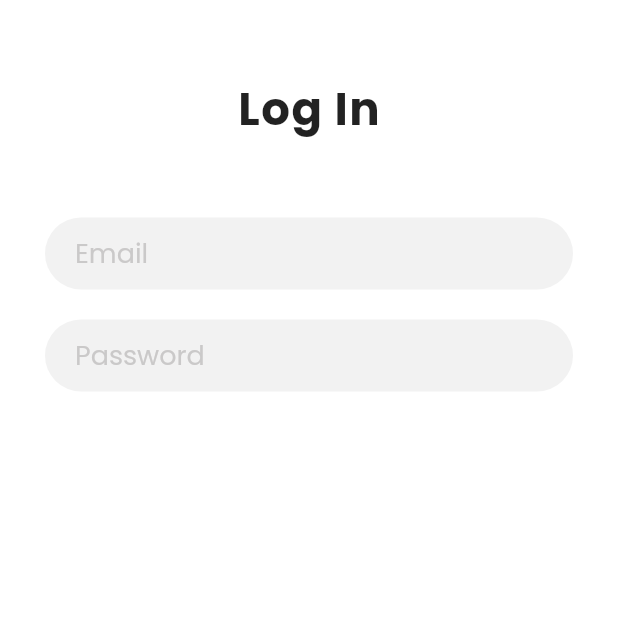
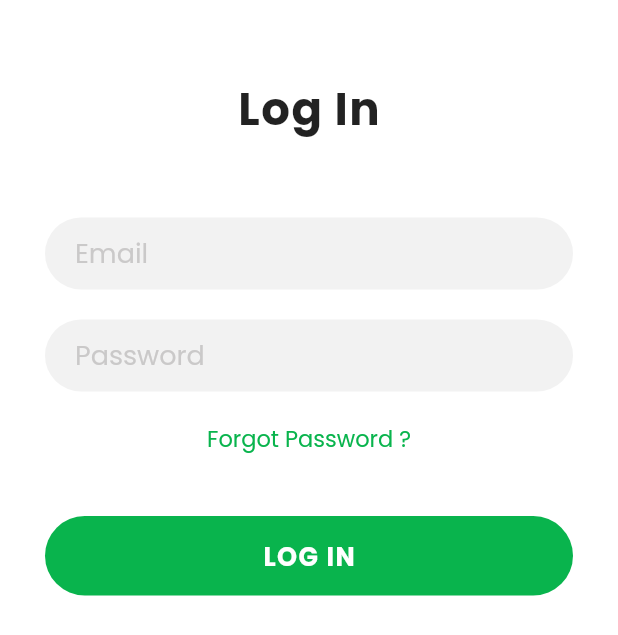
Before and after one commit to niloysikdar/Grow-Green, a Flutter app: the screen it shows after launch, on a phone screen of 412 x 824 dp. Shown: the top 635 px of the screen. Run offline on Flutter 3.47's test engine with Material 2 defaults, Android fonts, the phone set to English and light mode, and no system bars; our stand-ins replace google_fonts.

Commit message:
Added Styling and login button

```diff
--- a/lib/screens/login_screen.dart
+++ b/lib/screens/login_screen.dart
@@ -1,5 +1,7 @@
 import 'package:flutter/material.dart';
+import 'package:hack_project/constants/colors.dart';
 import 'package:hack_project/widgets/inputfield.dart';
+import 'package:hack_project/widgets/large_green_button.dart';
 
 class LoginScreen extends StatelessWidget {
   @override
@@ -28,6 +30,18 @@ class LoginScreen extends StatelessWidget {
             CustomInput(
               hintText: "Password",
             ),
+            SizedBox(height: 20),
+            Text(
+              "Forgot Password ?",
+              style: TextStyle(
+                color: lightgreen,
+                fontSize: 15,
+              ),
+            ),
+            SizedBox(height: 40),
+            largeGreenButton(
+              text: "LOG IN",
+            ),
           ],
         ),
       ),
--- /dev/null
+++ b/lib/widgets/large_green_button.dart
@@ -0,0 +1,25 @@
+import 'package:flutter/material.dart';
+import 'package:hack_project/constants/colors.dart';
+
+Widget largeGreenButton({
+  @required String text,
+}) {
+  return Container(
+    padding: EdgeInsets.symmetric(vertical: 14),
+    decoration: BoxDecoration(
+      color: lightgreen,
+      borderRadius: BorderRadius.circular(50),
+    ),
+    child: Center(
+      child: Text(
+        text,
+        style: TextStyle(
+          color: Colors.white,
+          fontSize: 17,
+          fontWeight: FontWeight.bold,
+          letterSpacing: 1,
+        ),
+      ),
+    ),
+  );
+}
```
